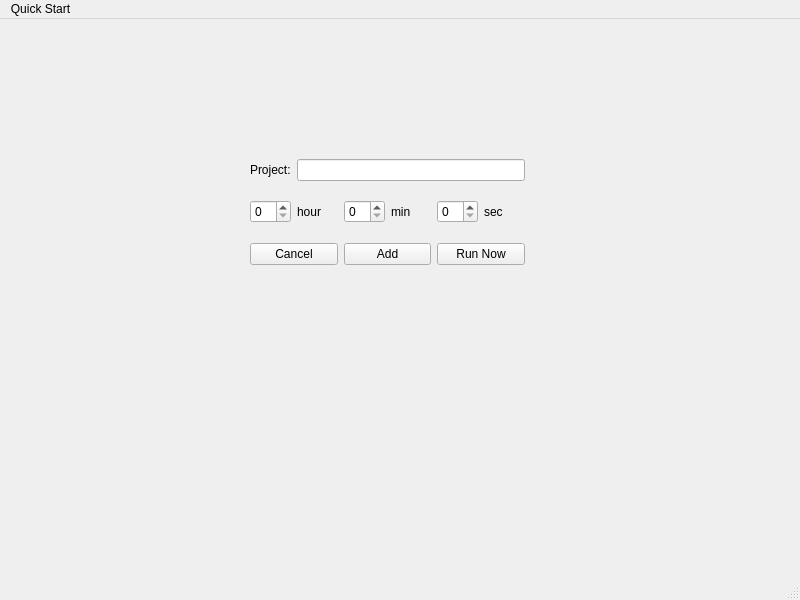
The window that Src/mainWindow.ui (kingold5/Timer) describes before a commit, drawn with Qt 5.
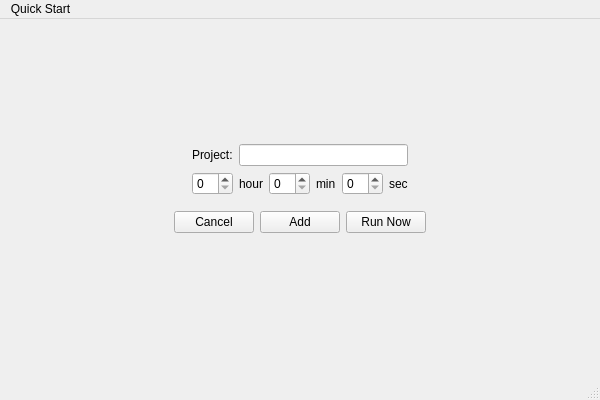
The same window after the commit.

What changed in the file:
```diff
--- a/Src/mainWindow.ui
+++ b/Src/mainWindow.ui
@@ -6,24 +6,48 @@
    <rect>
     <x>0</x>
     <y>0</y>
-    <width>800</width>
-    <height>600</height>
+    <width>600</width>
+    <height>400</height>
    </rect>
   </property>
   <property name="windowTitle">
    <string>MainWindow</string>
   </property>
   <widget class="QWidget" name="centralwidget">
-   <widget class="QWidget" name="layoutWidget">
-    <property name="geometry">
-     <rect>
-      <x>250</x>
-      <y>140</y>
-      <width>275</width>
-      <height>106</height>
-     </rect>
-    </property>
+   <layout class="QVBoxLayout" name="verticalLayout_4">
+    <item>
+     <spacer name="verticalSpacer_2">
+      <property name="orientation">
+       <enum>Qt::Vertical</enum>
+      </property>
+      <property name="sizeHint" stdset="0">
+       <size>
+        <width>20</width>
+        <height>40</height>
+       </size>
+      </property>
+     </spacer>
+    </item>
+    <item>
+     <layout class="QHBoxLayout" name="horizontalLayout">
+      <item>
+       <spacer name="horizontalSpacer_2">
+        <property name="orientation">
+         <enum>Qt::Horizontal</enum>
+        </property>
+        <property name="sizeHint" stdset="0">
+         <size>
+          <width>40</width>
+          <height>20</height>
+         </size>
+        </property>
+       </spacer>
+      </item>
+      <item>
     <layout class="QVBoxLayout" name="verticalLayout_3">
+        <property name="bottomMargin">
+         <number>10</number>
+        </property>
      <item>
       <layout class="QVBoxLayout" name="verticalLayout_2">
        <item>
@@ -104,6 +128,41 @@
        </item>
       </layout>
      </item>
+       </layout>
+      </item>
+      <item>
+       <spacer name="horizontalSpacer">
+        <property name="orientation">
+         <enum>Qt::Horizontal</enum>
+        </property>
+        <property name="sizeHint" stdset="0">
+         <size>
+          <width>40</width>
+          <height>20</height>
+         </size>
+        </property>
+       </spacer>
+      </item>
+     </layout>
+    </item>
+    <item>
+     <layout class="QHBoxLayout" name="horizontalLayout_6">
+      <property name="bottomMargin">
+       <number>20</number>
+      </property>
+      <item>
+       <spacer name="horizontalSpacer_3">
+        <property name="orientation">
+         <enum>Qt::Horizontal</enum>
+        </property>
+        <property name="sizeHint" stdset="0">
+         <size>
+          <width>40</width>
+          <height>20</height>
+         </size>
+        </property>
+       </spacer>
+      </item>
      <item>
       <layout class="QHBoxLayout" name="horizontalLayout_5">
        <item>
@@ -129,8 +188,35 @@
        </item>
       </layout>
      </item>
-    </layout>
-   </widget>
+      <item>
+       <spacer name="horizontalSpacer_4">
+        <property name="orientation">
+         <enum>Qt::Horizontal</enum>
+        </property>
+        <property name="sizeHint" stdset="0">
+         <size>
+          <width>40</width>
+          <height>20</height>
+         </size>
+        </property>
+       </spacer>
+      </item>
+     </layout>
+    </item>
+    <item>
+     <spacer name="verticalSpacer">
+      <property name="orientation">
+       <enum>Qt::Vertical</enum>
+      </property>
+      <property name="sizeHint" stdset="0">
+       <size>
+        <width>20</width>
+        <height>40</height>
+       </size>
+      </property>
+     </spacer>
+    </item>
+   </layout>
   </widget>
   <widget class="QStatusBar" name="statusbar"/>
   <widget class="QMenuBar" name="menubar">
@@ -138,7 +224,7 @@
     <rect>
      <x>0</x>
      <y>0</y>
-     <width>800</width>
+     <width>600</width>
      <height>24</height>
     </rect>
    </property>
```
Lines whose indentation alone changed are shown as unchanged.
